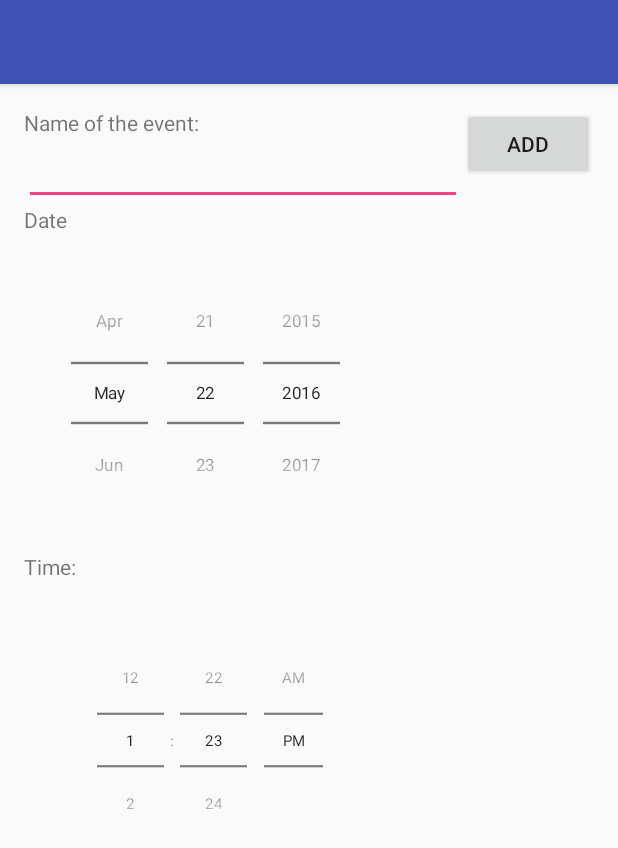
After one commit to michalgorecki/door-plate-client, an Android app: the AddEventActivity screen opened directly, with no data from a screen before it, on a phone screen of 412 x 824 dp. The commit adds this screen. Shown: the top 848 px of the screen. Run offline under Robolectric (Android 15) with nearby library versions, the phone set to English and light mode, and no system bars.

Commit message:
Added event activities, new Events table, adding events in messages

```diff
--- /dev/null
+++ b/DoorPlate/app/src/main/java/com/thesis/guras/doorplate/AddEventActivity.java
@@ -0,0 +1,57 @@
+package com.thesis.guras.doorplate;
+
+import android.content.Intent;
+import android.os.Bundle;
+import android.support.design.widget.FloatingActionButton;
+import android.support.design.widget.Snackbar;
+import android.support.v7.app.AppCompatActivity;
+import android.support.v7.widget.Toolbar;
+import android.util.Log;
+import android.view.View;
+import android.widget.Button;
+import android.widget.DatePicker;
+import android.widget.EditText;
+import android.widget.Spinner;
+import android.widget.TimePicker;
+
+public class AddEventActivity extends AppCompatActivity {
+    private Button addEventButton;
+    private Spinner dayOfTheWeekSpinner;
+    private EditText eventName;
+    private TimePicker timePicker;
+    private DatePicker datePicker;
+    private MDBHandler mdbHandler = new MDBHandler(this);
+    private String DEBUG_TAG = "AddEventActivity";
+
+    @Override
+    protected void onCreate(Bundle savedInstanceState) {
+        super.onCreate(savedInstanceState);
+        setContentView(R.layout.activity_events);
+
+        addEventButton = (Button) findViewById(R.id.addEventButton);
+        eventName = (EditText) findViewById(R.id.eventNameEdiText);
+        timePicker = (TimePicker) findViewById(R.id.timePicker);
+        datePicker = (DatePicker) findViewById(R.id.datePicker);
+
+    }
+
+    public void onClickAddEvent(View v){
+        Log.d(DEBUG_TAG,"onClickAddEvent()");
+        String mName = eventName.getText().toString();
+
+        int mHour = timePicker.getCurrentHour();
+        int mMinutes = timePicker.getCurrentMinute();
+        int mDay = datePicker.getDayOfMonth();
+        int mMonth = datePicker.getMonth();
+        int mYear = datePicker.getYear();
+        if(mName != null && mName !=""){
+            mdbHandler.open();
+            Log.d(DEBUG_TAG,"Inserted record with id: "+mdbHandler.insertEvent(mName,mDay,mMonth,mYear,mHour,mMinutes));
+            mdbHandler.close();
+        }
+        eventName.setText("");
+        Intent intent = new Intent(this,ManageEventsActivity.class);
+        AddEventActivity.this.startActivity(intent);
+        Log.d(DEBUG_TAG,"onClickAddEvent()");
+    }
+}
--- a/DoorPlate/app/src/main/java/com/thesis/guras/doorplate/MainActivity.java
+++ b/DoorPlate/app/src/main/java/com/thesis/guras/doorplate/MainActivity.java
@@ -34,4 +34,8 @@ public class MainActivity extends AppCompatActivity {
         Intent intent = new Intent(this, ChooseLocationActivity.class);
         MainActivity.this.startActivity(intent);
     }
+    public void onClickGoToEvents(View v){
+        Intent intent = new Intent(this, ManageEventsActivity.class);
+        MainActivity.this.startActivity(intent);
+    }
 }
--- a/DoorPlate/app/src/main/java/com/thesis/guras/doorplate/SaveLocationActivity.java
+++ b/DoorPlate/app/src/main/java/com/thesis/guras/doorplate/SaveLocationActivity.java
@@ -135,7 +135,6 @@ public class SaveLocationActivity extends AppCompatActivity {
                 Log.d(DEBUG_TAG,"ListView count: "+suggestedLocationsListView.getCount());
                 Log.d(DEBUG_TAG,"foundPatternsCursor count: "+foundPatternsCursor.getCount());
 
-                //FIXME wywala sie przy pierwszej probie wybrania listItemu
                 if(position >= foundPatternsCursor.getCount()){
                     Log.d(DEBUG_TAG,"Unable to access element "+position+", it does not exist in the foundPatternsCursor. Cursor count: "+foundPatternsCursor.getCount());
                 }
--- /dev/null
+++ b/DoorPlate/app/src/main/res/layout/activity_events.xml
@@ -0,0 +1,27 @@
+<?xml version="1.0" encoding="utf-8"?>
+<android.support.design.widget.CoordinatorLayout xmlns:android="http://schemas.android.com/apk/res/android"
+    xmlns:app="http://schemas.android.com/apk/res-auto"
+    xmlns:tools="http://schemas.android.com/tools"
+    android:layout_width="match_parent"
+    android:layout_height="match_parent"
+    android:fitsSystemWindows="true"
+    tools:context=".AddEventActivity">
+
+    <android.support.design.widget.AppBarLayout
+        android:layout_width="match_parent"
+        android:layout_height="wrap_content"
+        android:theme="@style/AppTheme.AppBarOverlay">
+
+        <android.support.v7.widget.Toolbar
+            android:id="@+id/toolbar"
+            android:layout_width="match_parent"
+            android:layout_height="?attr/actionBarSize"
+            android:background="?attr/colorPrimary"
+            app:popupTheme="@style/AppTheme.PopupOverlay" />
+
+    </android.support.design.widget.AppBarLayout>
+
+    <include layout="@layout/content_events" />
+
+
+</android.support.design.widget.CoordinatorLayout>
--- /dev/null
+++ b/DoorPlate/app/src/main/res/layout/content_events.xml
@@ -0,0 +1,85 @@
+<?xml version="1.0" encoding="utf-8"?>
+<RelativeLayout xmlns:android="http://schemas.android.com/apk/res/android"
+    xmlns:app="http://schemas.android.com/apk/res-auto"
+    xmlns:tools="http://schemas.android.com/tools"
+    android:layout_width="match_parent"
+    android:layout_height="match_parent"
+    android:paddingBottom="@dimen/activity_vertical_margin"
+    android:paddingLeft="@dimen/activity_horizontal_margin"
+    android:paddingRight="@dimen/activity_horizontal_margin"
+    android:paddingTop="@dimen/activity_vertical_margin"
+    app:layout_behavior="@string/appbar_scrolling_view_behavior"
+    tools:context=".AddEventActivity"
+    tools:showIn="@layout/activity_events">
+
+    <TextView
+        android:layout_width="wrap_content"
+        android:layout_height="wrap_content"
+        android:text="Name of the event:"
+        android:id="@+id/eventNameTextView"
+        android:layout_alignParentTop="true"
+        android:layout_alignParentLeft="true"
+        android:layout_alignParentStart="true" />
+
+    <EditText
+        android:layout_width="wrap_content"
+        android:layout_height="wrap_content"
+        android:id="@+id/eventNameEdiText"
+        android:layout_below="@+id/eventNameTextView"
+        android:layout_alignParentLeft="true"
+        android:layout_alignParentStart="true"
+        android:layout_toLeftOf="@+id/addEventButton"
+        android:layout_toStartOf="@+id/addEventButton" />
+
+    <TextView
+        android:layout_width="wrap_content"
+        android:layout_height="wrap_content"
+        android:text="Date"
+        android:id="@+id/DateTextView"
+        android:layout_alignParentLeft="true"
+        android:layout_alignParentStart="true"
+        android:layout_below="@+id/eventNameEdiText" />
+
+    <TextView
+        android:layout_width="wrap_content"
+        android:layout_height="wrap_content"
+        android:text="Time:"
+        android:id="@+id/timeTextView"
+        android:layout_alignParentLeft="true"
+        android:layout_alignParentStart="true"
+        android:layout_below="@+id/datePicker" />
+
+    <TimePicker
+        android:layout_width="wrap_content"
+        android:layout_height="wrap_content"
+        android:id="@+id/timePicker"
+        android:timePickerMode="spinner"
+        android:scaleX="0.7"
+        android:scaleY="0.7"
+        android:layout_below="@+id/timeTextView"
+        android:layout_alignRight="@+id/datePicker"
+        android:layout_alignEnd="@+id/datePicker" />
+
+    <Button
+        android:layout_width="wrap_content"
+        android:layout_height="wrap_content"
+        android:text="Add"
+        android:id="@+id/addEventButton"
+        android:onClick="onClickAddEvent"
+        android:layout_alignParentTop="true"
+        android:layout_alignParentRight="true"
+        android:layout_alignParentEnd="true" />
+
+    <DatePicker
+        android:layout_width="wrap_content"
+        android:layout_height="wrap_content"
+        android:id="@+id/datePicker"
+        android:datePickerMode="spinner"
+        android:scaleX="0.8"
+        android:scaleY="0.8"
+        android:calendarViewShown="false"
+        android:layout_below="@+id/DateTextView"
+        android:layout_alignParentLeft="true"
+        android:layout_alignParentStart="true" />
+
+</RelativeLayout>
```
Also changed, not shown: DoorPlate/app/src/main/AndroidManifest.xml (+6 -1 lines), DoorPlate/app/src/main/java/com/thesis/guras/doorplate/EventCursorAdapter.java (added, +32 -0 lines), DoorPlate/app/src/main/java/com/thesis/guras/doorplate/MDBHandler.java (+80 -13 lines), DoorPlate/app/src/main/java/com/thesis/guras/doorplate/ManageEventsActivity.java (added, +95 -0 lines), DoorPlate/app/src/main/java/com/thesis/guras/doorplate/SendMessageActivity.java (+11 -1 lines), DoorPlate/app/src/main/res/layout/activity_main.xml (+9 -0 lines), DoorPlate/app/src/main/res/layout/activity_manage_events.xml (added, +33 -0 lines), DoorPlate/app/src/main/res/layout/event_list_item.xml (added, +29 -0 lines), DoorPlate/app/src/main/res/values/strings.xml (+10 -0 lines).
